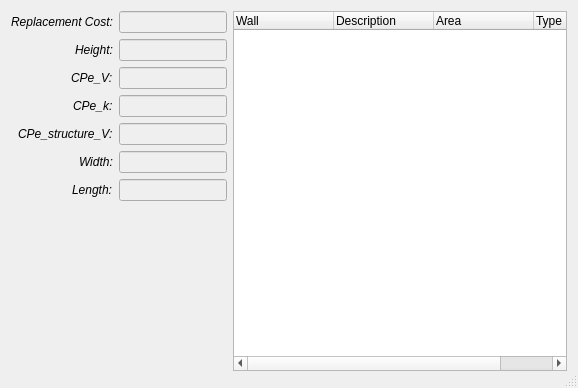
GeoscienceAustralia/vaws, file vaws/gui/ui/house.ui: the form before one commit.
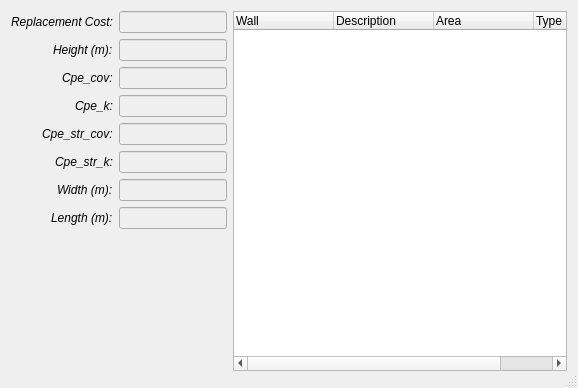
The form after the commit. Icons and pictures are not drawn.

Commit message: restore wall info in the house viewer

Patch:
```diff
--- a/vaws/gui/ui/house.ui
+++ b/vaws/gui/ui/house.ui
@@ -61,7 +61,7 @@
           </font>
          </property>
          <property name="text">
-          <string>Height:</string>
+          <string>Height (m):</string>
          </property>
         </widget>
        </item>
@@ -83,7 +83,7 @@
           </font>
          </property>
          <property name="text">
-          <string>CPe_V:</string>
+          <string>Cpe_cov:</string>
          </property>
         </widget>
        </item>
@@ -105,7 +105,7 @@
           </font>
          </property>
          <property name="text">
-          <string>CPe_k:</string>
+          <string>Cpe_k:</string>
          </property>
         </widget>
        </item>
@@ -127,7 +127,7 @@
           </font>
          </property>
          <property name="text">
-          <string>CPe_structure_V:</string>
+          <string>Cpe_str_cov:</string>
          </property>
         </widget>
        </item>
@@ -142,19 +142,19 @@
         </widget>
        </item>
        <item row="5" column="0">
-        <widget class="QLabel" name="label">
+        <widget class="QLabel" name="label_13">
          <property name="font">
           <font>
            <italic>true</italic>
           </font>
          </property>
          <property name="text">
-          <string>Width:</string>
+          <string>Cpe_str_k:</string>
          </property>
         </widget>
        </item>
        <item row="5" column="1">
-        <widget class="QLineEdit" name="width">
+        <widget class="QLineEdit" name="cpeStructK">
          <property name="enabled">
           <bool>false</bool>
          </property>
@@ -164,18 +164,40 @@
         </widget>
        </item>
        <item row="6" column="0">
-        <widget class="QLabel" name="label_2">
+        <widget class="QLabel" name="label">
          <property name="font">
           <font>
            <italic>true</italic>
           </font>
          </property>
          <property name="text">
-          <string>Length:</string>
+          <string>Width (m):</string>
          </property>
         </widget>
        </item>
        <item row="6" column="1">
+        <widget class="QLineEdit" name="width">
+         <property name="enabled">
+          <bool>false</bool>
+         </property>
+         <property name="readOnly">
+          <bool>true</bool>
+         </property>
+        </widget>
+       </item>
+       <item row="7" column="0">
+        <widget class="QLabel" name="label_2">
+         <property name="font">
+          <font>
+           <italic>true</italic>
+          </font>
+         </property>
+         <property name="text">
+          <string>Length (m):</string>
+         </property>
+        </widget>
+       </item>
+       <item row="7" column="1">
         <widget class="QLineEdit" name="length">
          <property name="enabled">
           <bool>false</bool>
```
The commit also changes 3 other files.
